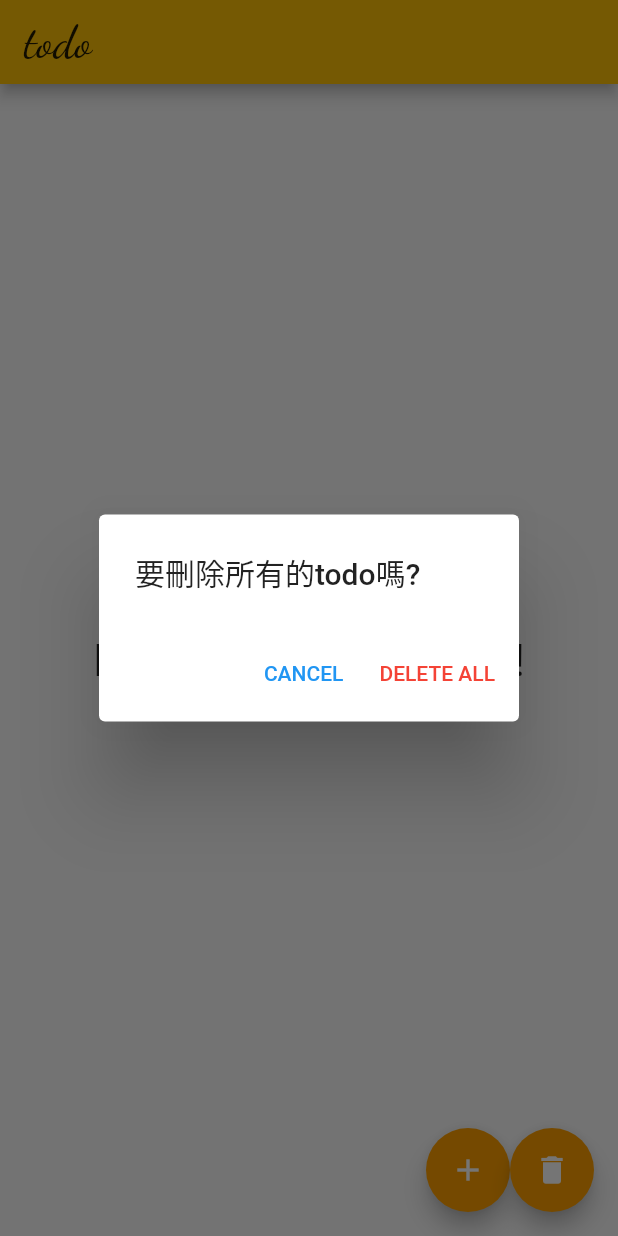
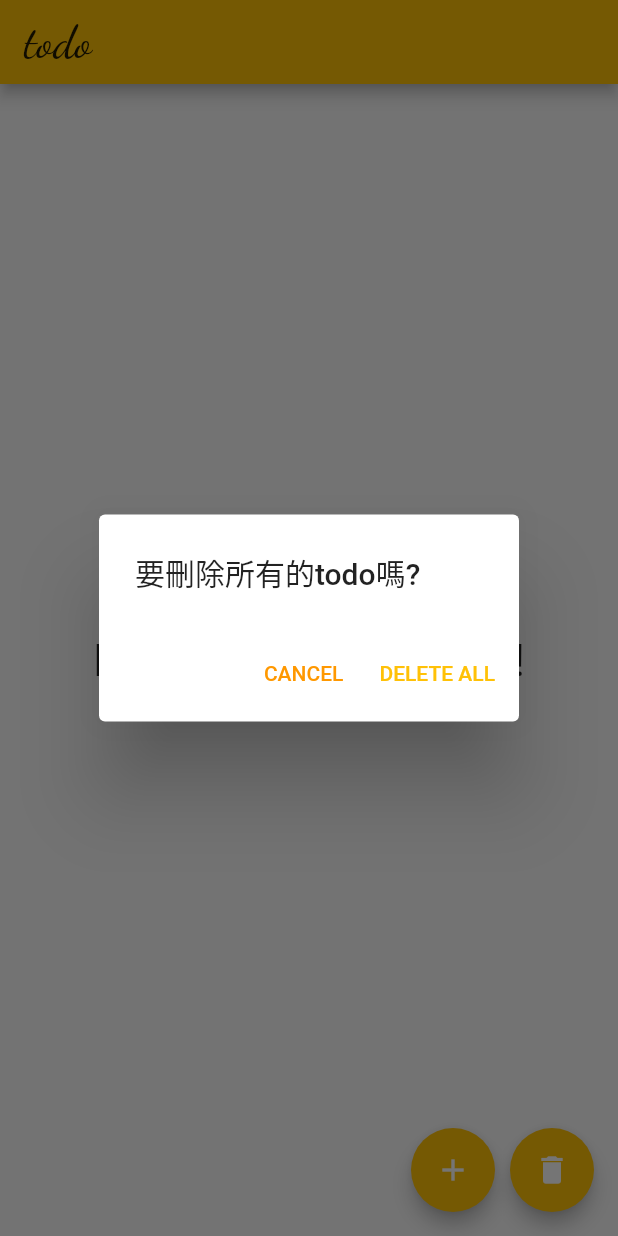
Before and after one commit to VictorChao996/todo_flutter, a Flutter app: the screen it shows after launch, after a tap on the "delete" icon, on a phone screen of 412 x 824 dp. Run offline on Flutter 3.47's test engine with Material 2 defaults, Android fonts, the phone set to English and light mode, and no system bars; our stand-ins replace flutter_slidable, google_fonts, hive, hive_flutter; accounts and stored records are empty.

Commit message:
UPDATE: add data into todo model & new todoDialog

```diff
--- a/lib/toDoDialog.dart
+++ b/lib/Dialog/toDoDialog.dart
@@ -2,9 +2,9 @@
  * 時間: 2021/8/29
  * 輸入代辦清單的 Dialog
  */
-import 'package:todo_app/icon.dart';
+import 'package:todo_app/model/icon.dart';
 
-import 'todo.dart';
+import '../model/todo.dart';
 import 'package:flutter/material.dart';
 import 'package:hive/hive.dart';
 
@@ -19,7 +19,8 @@ class _ToDoDialogState extends State<ToDoDialog> {
   //設置textEditingController來獲取textField中的文字
   TextEditingController textController = TextEditingController();
   DateTime? pickDate; //pickDate就是completeDate (to do 的deadline)
-  List<bool> _selections = List.generate(3, (index) => false);
+  // List<bool> _selections = List.generate(3, (index) => false);
+  List<bool> _selections = [true, false, false];
   int iconTypeIndex = 0;
 
   @override
@@ -49,7 +50,11 @@ class _ToDoDialogState extends State<ToDoDialog> {
                   children: [
                     Padding(
                       padding: const EdgeInsets.fromLTRB(25, 20, 25, 20),
-                      child: Icon(Icons.school),
+                      // child: Icon(Icons.school),
+                      child: Tooltip(
+                        message: '學校',
+                        child: Icon(Icons.school),
+                      ),
                     ),
                     Padding(
                       padding: const EdgeInsets.fromLTRB(25, 20, 25, 20),
--- /dev/null
+++ b/lib/Dialog/todoDeleteDialog.dart
@@ -0,0 +1,32 @@
+import 'package:flutter/material.dart';
+import 'package:hive_flutter/hive_flutter.dart';
+import 'package:todo_app/model/todo.dart';
+
+class todoDeleteDialog extends StatelessWidget {
+  const todoDeleteDialog({Key? key}) : super(key: key);
+
+  @override
+  Widget build(BuildContext context) {
+    return AlertDialog(
+      title: Text('要刪除所有的todo嗎?'),
+      actions: [
+        TextButton(
+            onPressed: () {
+              Navigator.of(context).pop();
+            },
+            child: Text('CANCEL')),
+        TextButton(
+            onPressed: () {
+              //onPressed事件: 清除box 中的資料(上方 valueListenable會監聽事件，根據事件重新build )
+              print('delete all toDo');
+              Hive.box<ToDo>('todos').clear();
+              Navigator.of(context).pop();
+            },
+            child: Text(
+              'DELETE ALL',
+              style: TextStyle(color: Theme.of(context).primaryColor),
+            )),
+      ],
+    );
+  }
+}
--- a/lib/main.dart
+++ b/lib/main.dart
@@ -2,7 +2,7 @@ import 'package:flutter/material.dart';
 import 'package:hive/hive.dart';
 import 'package:hive_flutter/hive_flutter.dart';
 import 'package:todo_app/toDoListWithHive.dart';
-import 'package:todo_app/todo.dart';
+import 'package:todo_app/model/todo.dart';
 
 Future main() async {
   WidgetsFlutterBinding.ensureInitialized();
@@ -20,8 +20,11 @@ class MyApp extends StatelessWidget {
       title: 'Todo list',
       theme: ThemeData(
           primaryColor: Colors.amber,
+          primarySwatch: Colors.orange,
           floatingActionButtonTheme: FloatingActionButtonThemeData(
-              backgroundColor: Colors.amber[700])),
+              elevation: 5,
+              foregroundColor: Colors.white,
+              backgroundColor: Colors.amber[500])),
 
       home: toDoListWithHive(), //2021/8/29
     );
--- a/lib/reorderableListView.dart
+++ b/lib/reorderableListView.dart
@@ -9,9 +9,9 @@
  *          2.Hive.box 資料的清除&存取成功(clear()返回一個future，所以要await之後再add資料進去才不會抱錯)
  */
 
-import 'package:todo_app/icon.dart';
+import 'package:todo_app/model/icon.dart';
 
-import 'todo.dart';
+import 'model/todo.dart';
 import 'package:flutter/material.dart';
 import 'package:flutter_slidable/flutter_slidable.dart';
 import 'package:hive/hive.dart';
--- a/lib/toDoListWithHive.dart
+++ b/lib/toDoListWithHive.dart
@@ -8,7 +8,7 @@
 
 import 'package:google_fonts/google_fonts.dart';
 
-import 'todo.dart';
+import 'model/todo.dart';
 import 'package:flutter/material.dart';
 import 'package:flutter/services.dart';
 import 'package:flutter_slidable/flutter_slidable.dart';
--- a/lib/toDoMainScreen.dart
+++ b/lib/toDoMainScreen.dart
@@ -12,8 +12,10 @@
  */
 
 import 'dart:async';
-import 'todo.dart';
-import 'toDoDialog.dart';
+import 'package:todo_app/Dialog/todoDeleteDialog.dart';
+
+import 'model/todo.dart';
+import 'Dialog/toDoDialog.dart';
 import 'reorderableListView.dart';
 import 'package:flutter/material.dart';
 import 'package:flutter_slidable/flutter_slidable.dart';
@@ -55,32 +57,36 @@ class ToDoMainScreen extends StatelessWidget {
             child: Icon(Icons.add),
             tooltip: 'ADD',
           ),
+          SizedBox(
+            width: 10,
+          ),
           FloatingActionButton(
             onPressed: () {
               showDialog(
                   context: context,
                   builder: (BuildContext context) {
-                    return AlertDialog(
-                      title: Text('要刪除所有的todo嗎?'),
-                      actions: [
-                        TextButton(
-                            onPressed: () {
-                              Navigator.of(context).pop();
-                            },
-                            child: Text('CANCEL')),
-                        TextButton(
-                            onPressed: () {
-                              //onPressed事件: 清除box 中的資料(上方 valueListenable會監聽事件，根據事件重新build )
-                              print('delete all toDo');
-                              Hive.box<ToDo>('todos').clear();
-                              Navigator.of(context).pop();
-                            },
-                            child: Text(
-                              'DELETE ALL',
-                              style: TextStyle(color: Colors.red),
-                            )),
-                      ],
-                    );
+                    return todoDeleteDialog();
+                    // return AlertDialog(
+                    //   title: Text('要刪除所有的todo嗎?'),
+                    //   actions: [
+                    //     TextButton(
+                    //         onPressed: () {
+                    //           Navigator.of(context).pop();
+                    //         },
+                    //         child: Text('CANCEL')),
+                    //     TextButton(
+                    //         onPressed: () {
+                    //           //onPressed事件: 清除box 中的資料(上方 valueListenable會監聽事件，根據事件重新build )
+                    //           print('delete all toDo');
+                    //           Hive.box<ToDo>('todos').clear();
+                    //           Navigator.of(context).pop();
+                    //         },
+                    //         child: Text(
+                    //           'DELETE ALL',
+                    //           style: TextStyle(color: Colors.red),
+                    //         )),
+                    //   ],
+                    // );
                   });
             },
             child: Icon(Icons.delete),
```
Also changed, not shown: lib/model/icon.dart (renamed from lib/icon.dart), lib/model/todo.dart (renamed from lib/todo.dart), lib/model/todo.g.dart (renamed from lib/todo.g.dart).
